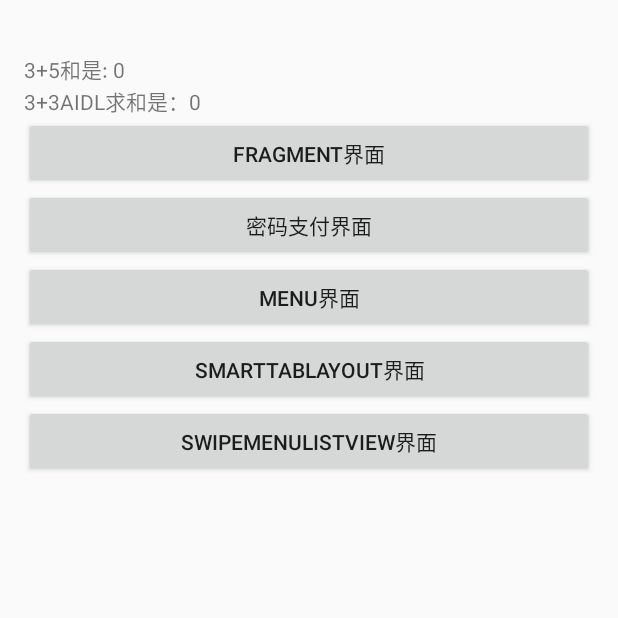
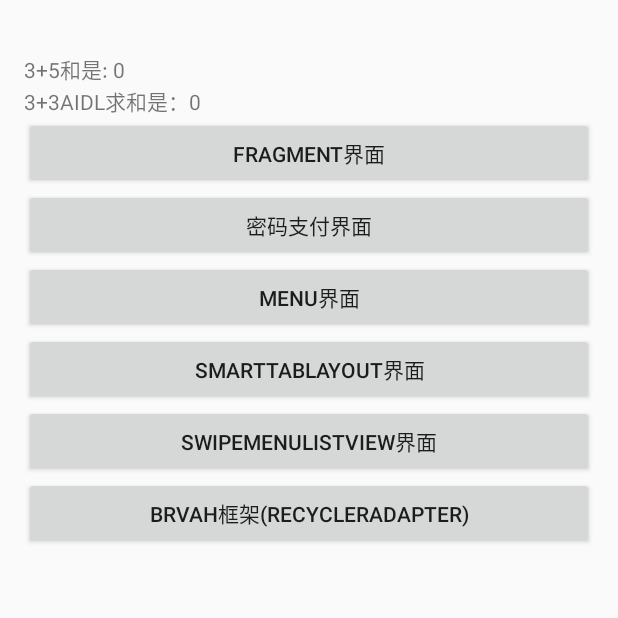
Before and after one commit to lantian0314/ndkDemo, an Android app: the screen it shows after launch (MainActivity), on a phone screen of 412 x 824 dp, the top half of it. Run offline under Robolectric (Android 15) with nearby library versions, the phone set to English and light mode, and no system bars; our stand-ins replace ButterKnife; libraries missing offline, so code that uses them is left out: orm.aidl.demo; 5 statements that could not run were skipped.

Commit message:
添加UI框架BaseRecyclerViewAdapterHelper

```diff
--- a/app/build.gradle
+++ b/app/build.gradle
@@ -77,4 +77,6 @@ dependencies {
     compile 'com.ogaclejapan.smarttablayout:utils-v4:1.6.1@aar'
     // listView侧滑删除效果
     compile 'com.baoyz.swipemenulistview:library:1.3.0'
+    compile 'com.github.CymChad:BaseRecyclerViewAdapterHelper:2.9.30'
+    compile 'com.android.support:recyclerview-v7:23.0.1'
 }
--- a/app/src/main/AndroidManifest.xml
+++ b/app/src/main/AndroidManifest.xml
@@ -3,7 +3,7 @@
     xmlns:tools="http://schemas.android.com/tools"
     package="orm.ndkdemo">
 
-    <uses-sdk tools:overrideLibrary="com.jungly.gridpasswordview,com.linroid.filtermenu.library,com.ogaclejapan.smarttablayout.utils"></uses-sdk>
+    <uses-sdk tools:overrideLibrary="com.jungly.gridpasswordview,com.linroid.filtermenu.library,com.ogaclejapan.smarttablayout.utils,com.chad.library"></uses-sdk>
     <application
         android:allowBackup="true"
         android:icon="@mipmap/ic_launcher"
@@ -27,6 +27,7 @@
         <activity android:name=".view.MFilterMenu"></activity>
         <activity android:name=".view.SmartTable"></activity>
         <activity android:name=".view.SwipeMenuView"></activity>
+        <activity android:name=".RecyclerView.RecyclerActivity"></activity>
     </application>
 
 </manifest>
--- a/app/src/main/java/orm/ndkdemo/MainActivity.java
+++ b/app/src/main/java/orm/ndkdemo/MainActivity.java
@@ -20,6 +20,7 @@ import butterknife.ButterKnife;
 import butterknife.OnClick;
 import orm.aidl.demo.IMyAidlInterface;
 import orm.ndkdemo.Fragment.FragmentMainActivity;
+import orm.ndkdemo.RecyclerView.RecyclerActivity;
 import orm.ndkdemo.gson.GsonDemo;
 import orm.ndkdemo.view.GridPwdView;
 import orm.ndkdemo.view.MFilterMenu;
@@ -45,6 +46,8 @@ public class MainActivity extends AppCompatActivity {
     Button btn_smarttab;
     @BindView(R.id.btn_swipemenuList)
     Button btn_swipeMenu;
+    @BindView(R.id.btn_brvah)
+    Button btn_brvah;
 
     @Override
     protected void onCreate(Bundle savedInstanceState) {
@@ -66,7 +69,7 @@ public class MainActivity extends AppCompatActivity {
         gsonDemo.sinceVersion();
     }
 
-    @OnClick({R.id.btn_fragment, R.id.btn_pwd, R.id.btn_filterMenu, R.id.btn_smarttab,R.id.btn_swipemenuList})
+    @OnClick({R.id.btn_fragment, R.id.btn_pwd, R.id.btn_filterMenu, R.id.btn_smarttab, R.id.btn_swipemenuList, R.id.btn_brvah})
     public void viewClick(Button button) {
         switch (button.getId()) {
             case R.id.btn_fragment:
@@ -88,6 +91,10 @@ public class MainActivity extends AppCompatActivity {
             case R.id.btn_swipemenuList:
                 Intent swipeMenuItent = new Intent(MainActivity.this, SwipeMenuView.class);
                 startActivity(swipeMenuItent);
+                break;
+            case R.id.btn_brvah:
+                Intent brvahItent = new Intent(MainActivity.this, RecyclerActivity.class);
+                startActivity(brvahItent);
                 break;
         }
     }
--- a/app/src/main/res/layout/content_main.xml
+++ b/app/src/main/res/layout/content_main.xml
@@ -69,4 +69,12 @@
         android:layout_below="@id/btn_smarttab"
         android:onClick="viewClick"
         android:text="SwipeMenuListView界面" />
+
+    <Button
+        android:id="@+id/btn_brvah"
+        android:layout_width="match_parent"
+        android:layout_height="wrap_content"
+        android:layout_below="@id/btn_swipemenuList"
+        android:onClick="viewClick"
+        android:text="BRVAH框架(RecyclerAdapter)" />
 </RelativeLayout>
--- a/build.gradle
+++ b/build.gradle
@@ -16,6 +16,7 @@ buildscript {
 allprojects {
     repositories {
         jcenter()
+        maven { url "https://jitpack.io" }
     }
 }
 
```
Also changed, not shown: app/src/main/java/orm/ndkdemo/RecyclerView/RecyclerActivity.java (added, +119 -0 lines), app/src/main/java/orm/ndkdemo/RecyclerView/RecyclerAdapter.java (added, +30 -0 lines), app/src/main/res/layout/mrecycler.xml (added, +11 -0 lines).
